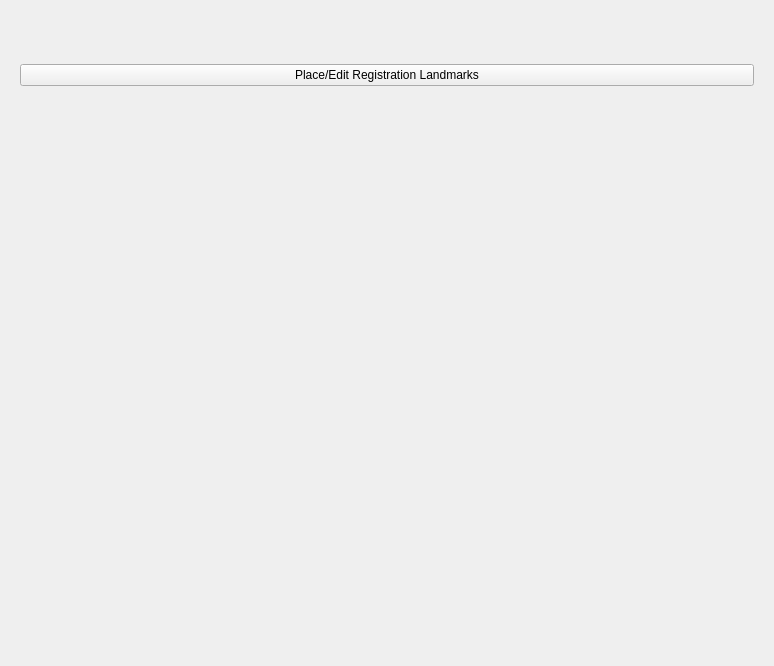
Above: OpenLIFUTransducerTracker/Resources/UI/TransducerTrackingWizard.ui from OpenwaterHealth/SlicerOpenLIFU before the change. Below: the same form after it.
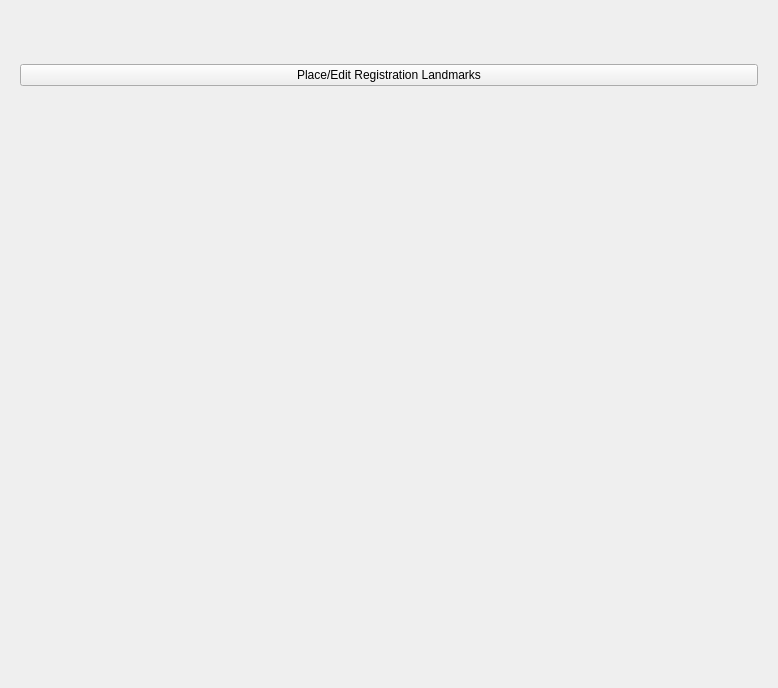
That is the form after the change. The open tabs and pages were chosen to show the change. Custom widgets are drawn as their Qt base class.

Commit message: Create guided workflow for placing facial landmarks on photoscan (#196)

The edit to the form file:
```diff
--- a/OpenLIFUTransducerTracker/Resources/UI/TransducerTrackingWizard.ui
+++ b/OpenLIFUTransducerTracker/Resources/UI/TransducerTrackingWizard.ui
@@ -6,8 +6,8 @@
    <rect>
     <x>0</x>
     <y>0</y>
-    <width>774</width>
-    <height>666</height>
+    <width>778</width>
+    <height>688</height>
    </rect>
   </property>
   <property name="windowTitle">
```
Left out of the diff: 15 changed lines with no effect on the pictures. The commit also changes 2 other files.
